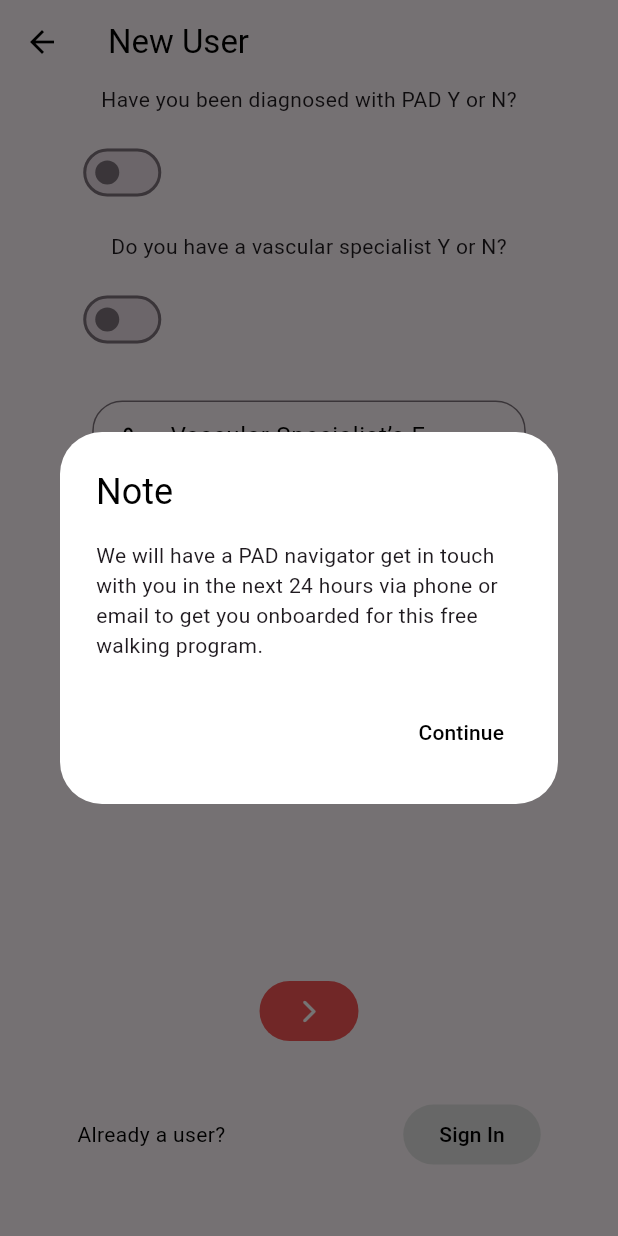
After one commit to itsDaniyaL/walking_track, a Flutter app: the SignUpDiagnosticsPage screen opened directly, after a tap on the "arrow forward ios" icon, on a phone screen of 412 x 824 dp. The commit adds this screen. Run offline on Flutter 3.47's test engine with Material 3 defaults, Android fonts, the phone set to English and light mode, and no system bars; our stand-ins replace animated_splash_screen.

Commit message:
refactored code, added sign up and in relevant pages

```diff
--- a/lib/main.dart
+++ b/lib/main.dart
@@ -15,10 +15,12 @@ class MyApp extends StatelessWidget {
   @override
   Widget build(BuildContext context) {
     return MaterialApp(
+        debugShowCheckedModeBanner: false,
         title: 'Havoc',
         theme: ThemeData(
           primaryColorLight: const Color(0xFFF75555),
           secondaryHeaderColor: const Color(0xFFFFFFFF),
+          primaryColor: const Color(0xFF060171),
           useMaterial3: true,
           colorScheme: ColorScheme.fromSeed(seedColor: Colors.purple)
               .copyWith(error: const Color(0xFFAE0909)),
--- /dev/null
+++ b/lib/screens/sign_up_diagnostics.dart
@@ -0,0 +1,187 @@
+import 'package:flutter/foundation.dart';
+import 'package:flutter/material.dart';
+import 'package:walking_track/screens/sign_in.dart';
+import 'package:walking_track/shared/filled_button.dart';
+import 'package:walking_track/shared/switch_question.dart';
+import 'package:walking_track/shared/text_field.dart';
+import 'package:walking_track/shared/toggle_button.dart';
+
+class SignUpDiagnosticsPage extends StatefulWidget {
+  const SignUpDiagnosticsPage({super.key});
+
+  @override
+  State<SignUpDiagnosticsPage> createState() => _SignUpDiagnosticsPageState();
+}
+
+class _SignUpDiagnosticsPageState extends State<SignUpDiagnosticsPage> {
+  bool padYN = false;
+  bool vascularSpecialist = false;
+  bool clearForWalking = false;
+
+  String specialistFirstName = "";
+  String specialistLastName = "";
+
+  @override
+  Widget build(BuildContext context) {
+    return Scaffold(
+      appBar: AppBar(
+        title: const Text(
+          'New User',
+          style: TextStyle(color: Colors.black),
+        ),
+        iconTheme: const IconThemeData(
+          color: Colors.black,
+        ),
+        backgroundColor: Colors.transparent,
+      ),
+      body: Center(
+          child: Column(
+        children: [
+          SizedBox(
+              height: MediaQuery.of(context).size.height * 0.70,
+              width: MediaQuery.of(context).size.width * 0.75,
+              child: SingleChildScrollView(
+                child: Column(
+                  children: [
+                    SwitchQuestion(
+                        question: "Have you been diagnosed with PAD Y or N?",
+                        switchState: padYN,
+                        onChanged: (bool value) {
+                          setState(() {
+                            padYN = value;
+                          });
+                        }),
+                    SwitchQuestion(
+                        question: "Do you have a vascular specialist Y or N?",
+                        switchState: vascularSpecialist,
+                        onChanged: (bool value) {
+                          setState(() {
+                            vascularSpecialist = value;
+                          });
+                        }),
+                    CustomTextField(
+                      hintText: "Vascular Specialist’s First Name",
+                      onChanged: (text) {
+                        setState(() {
+                          specialistFirstName = text;
+                        });
+                      },
+                      prefixIcon: Icons.person_2_outlined,
+                    ),
+                    CustomTextField(
+                      hintText: "Vascular Specialist’s Last Name",
+                      onChanged: (text) {
+                        setState(() {
+                          specialistLastName = text;
+                        });
+                      },
+                      prefixIcon: Icons.person_2_outlined,
+                    ),
+                    SwitchQuestion(
+                        question:
+                            "Are you medically cleared to do a walking program?",
+                        switchState: clearForWalking,
+                        onChanged: (bool value) {
+                          setState(() {
+                            clearForWalking = value;
+                          });
+                        }),
+                  ],
+                ),
+              )),
+          SizedBox(
+            height: MediaQuery.of(context).size.height * 0.1,
+            width: MediaQuery.of(context).size.width * 0.75,
+            child: Column(
+              mainAxisAlignment: MainAxisAlignment.spaceEvenly,
+              children: [
+                CustomFilledButton(
+                  onPressed: () => _dialogBuilder(context),
+                  // validateForm()
+                  //     ? () {
+                  //         authenticateUser();
+                  //       }
+                  //     : null,
+                  textColor: Theme.of(context).secondaryHeaderColor,
+                  buttonColor: Theme.of(context).primaryColorLight,
+                  child: const Icon(Icons.arrow_forward_ios_rounded),
+                ),
+              ],
+            ),
+          ),
+          SizedBox(
+            height: MediaQuery.of(context).size.height * 0.1,
+            width: MediaQuery.of(context).size.width * 0.75,
+            child: Row(
+              mainAxisAlignment: MainAxisAlignment.spaceBetween,
+              children: [
+                const Text(
+                  "Already a user?",
+                  style: TextStyle(
+                    color: Colors.black,
+                  ),
+                ),
+                CustomFilledButton(
+                  onPressed: () {
+                    Navigator.push(
+                      context,
+                      MaterialPageRoute(
+                          builder: (context) => const SignInPage()),
+                    );
+                  },
+                  // validateForm()
+                  //     ? () {
+                  //         authenticateUser();
+                  //       }
+                  //     : null,
+                  textColor: Theme.of(context).secondaryHeaderColor,
+                  buttonColor: const Color(0xFFE1E1E1),
+                  child: const Text(
+                    "Sign In",
+                    style: TextStyle(
+                      color: Colors.black,
+                    ),
+                  ),
+                )
+              ],
+            ),
+          )
+        ],
+      )),
+    );
+  }
+
+  Future<void> _dialogBuilder(BuildContext context) {
+    return showDialog<void>(
+      context: context,
+      builder: (BuildContext context) {
+        return AlertDialog(
+          backgroundColor: Theme.of(context).secondaryHeaderColor,
+          title: const Text(
+            'Note',
+            style: TextStyle(color: Colors.black),
+          ),
+          content: const Text(
+              "We will have a PAD navigator get in touch with you in the next 24 hours via phone or email to get you onboarded for this free walking program."),
+          actions: <Widget>[
+            TextButton(
+              style: TextButton.styleFrom(
+                  textStyle: Theme.of(context).textTheme.labelLarge,
+                  foregroundColor: Colors.white),
+              child: const Text(
+                'Continue',
+                style: TextStyle(color: Colors.black),
+              ),
+              onPressed: () {
+                Navigator.push(
+                  context,
+                  MaterialPageRoute(builder: (context) => const SignInPage()),
+                );
+              },
+            ),
+          ],
+        );
+      },
+    );
+  }
+}
--- /dev/null
+++ b/lib/shared/switch_question.dart
@@ -0,0 +1,39 @@
+import 'package:flutter/foundation.dart';
+import 'package:flutter/material.dart';
+
+class SwitchQuestion extends StatefulWidget {
+  const SwitchQuestion({
+    super.key,
+    required this.question,
+    required this.switchState,
+    required this.onChanged,
+  });
+
+  final String question;
+  final bool switchState;
+  final ValueChanged<bool> onChanged;
+  @override
+  State<SwitchQuestion> createState() => _SwitchQuestionState();
+}
+
+class _SwitchQuestionState extends State<SwitchQuestion> {
+  @override
+  Widget build(BuildContext context) {
+    return Column(
+      children: [
+        Text(widget.question),
+        Padding(
+          padding: const EdgeInsets.symmetric(vertical: 15.0),
+          child: Align(
+            alignment: Alignment.centerLeft,
+            child: Switch(
+              value: widget.switchState,
+              onChanged: (bool value) => widget.onChanged(value),
+              activeColor: Theme.of(context).primaryColorLight,
+            ),
+          ),
+        ),
+      ],
+    );
+  }
+}
--- a/lib/shared/text_field.dart
+++ b/lib/shared/text_field.dart
@@ -67,7 +67,7 @@ class _CustomTextFieldState extends State<CustomTextField> {
                 style: TextStyle(
                     color: _focusNode.hasFocus
                         ? Theme.of(context).primaryColorLight
-                        : Colors.white),
+                        : Colors.black),
                 decoration: InputDecoration(
                   prefixIcon: CustomIcon(
                     icon: widget.prefixIcon,
--- a/pubspec.yaml
+++ b/pubspec.yaml
@@ -36,6 +36,7 @@ dependencies:
   # Use with the CupertinoIcons class for iOS style icons.
   cupertino_icons: ^1.0.2
   animated_splash_screen: ^1.3.0
+  pedometer: ^4.0.1
 
 dev_dependencies:
   flutter_test:
```
Also changed, not shown: lib/screens/allow_permissions.dart (added, +68 -0 lines), lib/screens/sign_in.dart (+10 -3 lines), lib/screens/sign_in_new_user.dart (renamed from lib/screens/sign_up_2.dart, +43 -65 lines), lib/screens/sign_up_description.dart (added, +105 -0 lines), lib/screens/sign_up_user_info.dart (renamed from lib/screens/sign_up_3.dart, +24 -19 lines), lib/screens/sign_up_1.dart (deleted), lib/screens/six_minute_walking.dart (added), pubspec.lock, 7 other files.
